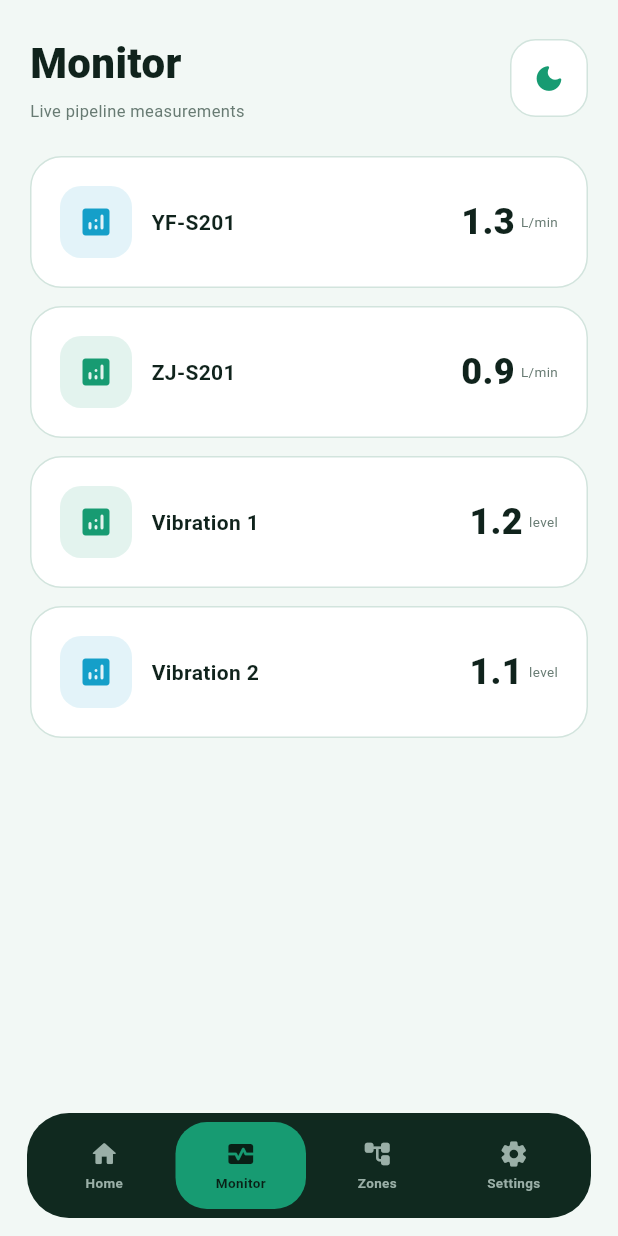
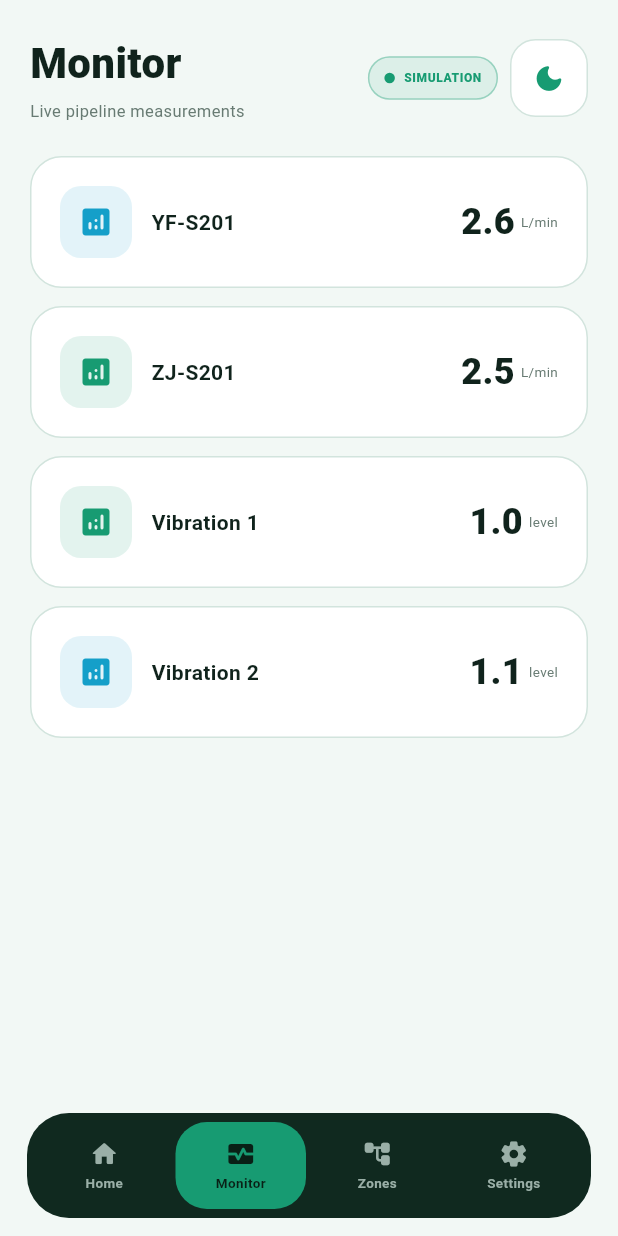
Before and after one commit to YaShAs17420/PIPE-SENSE, a Flutter app: the screen it shows after launch, item 2 of the bottom bar chosen, on a phone screen of 412 x 824 dp. Run offline on Flutter 3.47's test engine with Material 3 defaults, Android fonts, the phone set to English and light mode, and no system bars; our stand-ins replace web; missing offline and left inert: dart:js_interop, dart:ui_web; Roboto replaces fonts that are missing (Arial).

Commit message:
Prepare Flutter app for ESP32 integration

```diff
--- a/mobile_app/lib/screens/dashboard_screen.dart
+++ b/mobile_app/lib/screens/dashboard_screen.dart
@@ -26,6 +26,12 @@ class _DashboardScreenState extends State<DashboardScreen> {
 
   Timer? sensorTimer;
 
+  // --------------------------------------------------
+  // ESP32 CONNECTION STATE
+  // --------------------------------------------------
+
+  bool esp32Connected = false;
+
   SensorData sensorData = const SensorData(
     yfFlowRate: 2.6,
     zjFlowRate: 2.5,
@@ -57,12 +63,49 @@ class _DashboardScreenState extends State<DashboardScreen> {
   }
 
   Future<void> _refreshSensors() async {
+    final bool isEsp32Mode = AppModeController.isEsp32;
+
     final SensorData? data =
         await SensorService.getCurrentSensorData();
 
-    if (!mounted || data == null) {
+    if (!mounted) {
       return;
     }
+
+    // --------------------------------------------------
+    // ESP32 CONNECTION STATUS
+    // --------------------------------------------------
+
+    if (isEsp32Mode) {
+      if (data == null) {
+        setState(() {
+          esp32Connected = false;
+        });
+
+        return;
+      }
+
+      setState(() {
+        esp32Connected = true;
+      });
+    } else {
+      // Simulation does not depend on ESP32.
+      setState(() {
+        esp32Connected = false;
+      });
+    }
+
+    // --------------------------------------------------
+    // NO DATA
+    // --------------------------------------------------
+
+    if (data == null) {
+      return;
+    }
+
+    // --------------------------------------------------
+    // LEAK DETECTION
+    // --------------------------------------------------
 
     final SensorData result =
         LeakDetectionService.analyze(data);
@@ -70,6 +113,10 @@ class _DashboardScreenState extends State<DashboardScreen> {
     setState(() {
       sensorData = result;
     });
+
+    // --------------------------------------------------
+    // UPDATE THREE.JS
+    // --------------------------------------------------
 
     ThreeSceneController.updateSensorState(
       yfFlowRate: result.yfFlowRate,
@@ -84,7 +131,6 @@ class _DashboardScreenState extends State<DashboardScreen> {
       dark: isDark,
     );
   }
-
   void _toggleTheme() {
     setState(() {
       isDark = !isDark;
@@ -224,25 +270,31 @@ class _DashboardScreenState extends State<DashboardScreen> {
   }
 
   Widget _buildHeader() {
+    return LayoutBuilder(
+      builder: (context, constraints) {
+        final bool compact = constraints.maxWidth < 360;
+
         return Row(
           children: [
             Container(
-          width: 54,
-          height: 54,
+              width: compact ? 46 : 54,
+              height: compact ? 46 : 54,
               decoration: BoxDecoration(
                 color: accentColor.withValues(
                   alpha: 0.14,
                 ),
                 borderRadius:
-                BorderRadius.circular(17),
+                    BorderRadius.circular(
+                  compact ? 14 : 17,
+                ),
               ),
               child: Icon(
                 Icons.water_drop_rounded,
                 color: accentColor,
-            size: 29,
-          ),
-        ),
-        const SizedBox(width: 14),
+                size: compact ? 24 : 29,
+              ),
+            ),
+            SizedBox(width: compact ? 9 : 14),
             Expanded(
               child: Column(
                 crossAxisAlignment:
@@ -255,7 +307,7 @@ class _DashboardScreenState extends State<DashboardScreen> {
                         TextOverflow.ellipsis,
                     style: TextStyle(
                       color: primaryText,
-                  fontSize: 27,
+                      fontSize: compact ? 22 : 27,
                       fontWeight:
                           FontWeight.w800,
                       letterSpacing: -0.7,
@@ -269,21 +321,92 @@ class _DashboardScreenState extends State<DashboardScreen> {
                         TextOverflow.ellipsis,
                     style: TextStyle(
                       color: secondaryText,
-                  fontSize: 10,
+                      fontSize: 8,
                       fontWeight:
                           FontWeight.w700,
-                  letterSpacing: 1.2,
-                ),
-              ),
-            ],
-          ),
-        ),
-        const SizedBox(width: 10),
+                      letterSpacing: 1.0,
+                    ),
+                  ),
+                ],
+              ),
+            ),
+            if (!compact) ...[
+              const SizedBox(width: 8),
+              _buildConnectionBadge(),
+            ],
+            SizedBox(width: compact ? 6 : 8),
             _buildThemeButton(),
           ],
         );
-  }
-
+      },
+    );
+  }
+
+  // ============================================================
+  // CONNECTION BADGE
+  // ============================================================
+
+  Widget _buildConnectionBadge() {
+    final bool simulation =
+        AppModeController.isSimulation;
+
+    final bool connected =
+        AppModeController.isEsp32 &&
+        esp32Connected;
+
+    final Color statusColor = simulation
+        ? accentColor
+        : connected
+            ? accentColor
+            : dangerColor;
+
+    final String statusText = simulation
+        ? 'SIMULATION'
+        : connected
+            ? 'ESP32 CONNECTED'
+            : 'ESP32 OFFLINE';
+
+    return Container(
+      padding: const EdgeInsets.symmetric(
+        horizontal: 10,
+        vertical: 8,
+      ),
+      decoration: BoxDecoration(
+        color: statusColor.withValues(
+          alpha: 0.10,
+        ),
+        borderRadius: BorderRadius.circular(18),
+        border: Border.all(
+          color: statusColor.withValues(
+            alpha: 0.35,
+          ),
+        ),
+      ),
+      child: Row(
+        mainAxisSize: MainAxisSize.min,
+        children: [
+          Container(
+            width: 7,
+            height: 7,
+            decoration: BoxDecoration(
+              color: statusColor,
+              shape: BoxShape.circle,
+            ),
+          ),
+          const SizedBox(width: 6),
+          Text(
+            statusText,
+            style: TextStyle(
+              color: statusColor,
+              fontSize: 8,
+              fontWeight: FontWeight.w800,
+              letterSpacing: 0.4,
+            ),
+          ),
+        ],
+      ),
+    );
+  }
   Widget _buildThemeButton() {
     return GestureDetector(
       onTap: _toggleTheme,
@@ -737,7 +860,13 @@ class _DashboardScreenState extends State<DashboardScreen> {
             ),
           ),
           const SizedBox(height: 4),
-          Row(
+          SizedBox(
+            width: double.infinity,
+            child: FittedBox(
+              fit: BoxFit.scaleDown,
+              alignment: Alignment.centerLeft,
+              child: Row(
+                mainAxisSize: MainAxisSize.min,
                 crossAxisAlignment:
                     CrossAxisAlignment.end,
                 children: [
@@ -759,6 +888,8 @@ class _DashboardScreenState extends State<DashboardScreen> {
                     ),
                   ),
                 ],
+              ),
+            ),
           ),
         ],
       ),
@@ -1339,6 +1470,11 @@ class _DashboardScreenState extends State<DashboardScreen> {
     String title,
     String subtitle,
   ) {
+    return LayoutBuilder(
+      builder: (context, constraints) {
+        final bool compact =
+            constraints.maxWidth < 360;
+
         return Row(
           children: [
             Expanded(
@@ -1348,9 +1484,12 @@ class _DashboardScreenState extends State<DashboardScreen> {
                 children: [
                   Text(
                     title,
+                    maxLines: 1,
+                    overflow:
+                        TextOverflow.ellipsis,
                     style: TextStyle(
                       color: primaryText,
-                  fontSize: 28,
+                      fontSize: compact ? 24 : 28,
                       fontWeight:
                           FontWeight.w800,
                     ),
@@ -1358,6 +1497,9 @@ class _DashboardScreenState extends State<DashboardScreen> {
                   const SizedBox(height: 4),
                   Text(
                     subtitle,
+                    maxLines: 1,
+                    overflow:
+                        TextOverflow.ellipsis,
                     style: TextStyle(
                       color: secondaryText,
                       fontSize: 11,
@@ -1366,11 +1508,17 @@ class _DashboardScreenState extends State<DashboardScreen> {
                 ],
               ),
             ),
+            if (!compact) ...[
+              const SizedBox(width: 8),
+              _buildConnectionBadge(),
+            ],
+            const SizedBox(width: 8),
             _buildThemeButton(),
           ],
         );
-  }
-
+      },
+    );
+  }
   Widget _sectionLabel(
     String text,
   ) {
@@ -1405,6 +1553,8 @@ class _DashboardScreenState extends State<DashboardScreen> {
                 ? AppMode.simulation
                 : AppMode.esp32,
           );
+
+          esp32Connected = false;
         });
 
         _refreshSensors();
--- /dev/null
+++ b/mobile_app/lib/services/esp32_config.dart
@@ -0,0 +1,18 @@
+class Esp32Config {
+  // --------------------------------------------------
+  // CURRENTLY: Mock ESP32 server running on this PC
+  // --------------------------------------------------
+  static const String baseUrl = 'http://127.0.0.1:5000';
+
+  // --------------------------------------------------
+  // TOMORROW: Real ESP32
+  // Example:
+  //
+  // static const String baseUrl = 'http://192.168.4.1';
+  //
+  // --------------------------------------------------
+
+  static const String dataEndpoint = '/data';
+
+  static String get dataUrl => '$baseUrl$dataEndpoint';
+}
--- a/mobile_app/lib/services/esp32_service.dart
+++ b/mobile_app/lib/services/esp32_service.dart
@@ -1,25 +1,28 @@
 import 'dart:convert';
+
 import 'package:http/http.dart' as http;
 
 import '../models/sensor_data.dart';
+import 'esp32_config.dart';
 import 'leak_detection_service.dart';
 
 class Esp32Service {
-  // Mock ESP32 server address.
-  static const String esp32Url = 'http://127.0.0.1:5000/data';
-
   static Future<SensorData?> getSensorData() async {
     try {
-      // Add a timestamp so the browser does not reuse
-      // an old cached response.
-      final String url = '$esp32Url?t=${DateTime.now().millisecondsSinceEpoch}';
+      // Cache-busting timestamp prevents the browser from
+      // returning an old response.
+      final String url =
+          '${Esp32Config.dataUrl}?t=${DateTime.now().millisecondsSinceEpoch}';
 
       final response = await http
           .get(Uri.parse(url))
           .timeout(const Duration(seconds: 3));
 
-      if (response.statusCode == 200) {
-        final data = jsonDecode(response.body);
+      if (response.statusCode != 200) {
+        return null;
+      }
+
+      final dynamic data = jsonDecode(response.body);
 
       final SensorData rawData = SensorData(
         yfFlowRate: (data['yfFlowRate'] ?? 0).toDouble(),
@@ -30,11 +33,10 @@ class Esp32Service {
         leakZone: null,
       );
 
+      // Flutter remains responsible for the final
+      // leak detection and approximate zone decision.
       return LeakDetectionService.analyze(rawData);
-      }
-
-      return null;
-    } catch (e) {
+    } catch (_) {
       return null;
     }
   }
--- a/mobile_app/lib/services/sensor_service.dart
+++ b/mobile_app/lib/services/sensor_service.dart
@@ -1,70 +1,94 @@
-import 'dart:math';
-
 import '../models/sensor_data.dart';
 import 'app_mode.dart';
 import 'esp32_service.dart';
-import 'leak_detection_service.dart';
 
 class SensorService {
-  static final Random _random = Random();
+  // Each simulation state remains visible for 10 seconds.
+  // The dashboard can still refresh every 5 seconds.
+  static const int _stateDurationSeconds = 10;
 
   static SensorData getSensorData() {
-    // Randomly select a test condition.
-    //
-    // 0 = Normal
-    // 1 = Normal
-    // 2 = Zone 1 leak
-    // 3 = Zone 2 leak
-    final int testCase = _random.nextInt(4);
-
-    double yfFlowRate;
-    double zjFlowRate;
-    double vibration1;
-    double vibration2;
-
-    if (testCase == 2) {
-      // ZONE 1 LEAK
-      yfFlowRate = 2.5 + _random.nextDouble() * 0.5;
-      zjFlowRate = 0.8 + _random.nextDouble() * 0.3;
-
-      vibration1 = 3.0 + _random.nextDouble() * 2.0;
-      vibration2 = 0.5 + _random.nextDouble() * 0.8;
-    } else if (testCase == 3) {
-      // ZONE 2 LEAK
-      yfFlowRate = 2.5 + _random.nextDouble() * 0.5;
-      zjFlowRate = 0.8 + _random.nextDouble() * 0.3;
-
-      vibration1 = 0.5 + _random.nextDouble() * 0.8;
-      vibration2 = 3.0 + _random.nextDouble() * 2.0;
-    } else {
-      // NORMAL CONDITION
-      yfFlowRate = 0.9 + _random.nextDouble() * 0.5;
-      zjFlowRate = 0.9 + _random.nextDouble() * 0.4;
-
-      vibration1 = 0.5 + _random.nextDouble() * 0.8;
-      vibration2 = 0.5 + _random.nextDouble() * 0.8;
+    if (AppModeController.isEsp32) {
+      return const SensorData(
+        yfFlowRate: 0,
+        zjFlowRate: 0,
+        vibration1: 0,
+        vibration2: 0,
+        leakDetected: false,
+      );
     }
 
-    final SensorData rawData = SensorData(
-      yfFlowRate: yfFlowRate,
-      zjFlowRate: zjFlowRate,
-      vibration1: vibration1,
-      vibration2: vibration2,
-      leakDetected: false,
-      leakZone: null,
-    );
-
-    // Send the simulated sensor readings through
-    // the same detection logic that will later be
-    // used with the real ESP32.
-    return LeakDetectionService.analyze(rawData);
+    return _simulationData();
   }
 
   static Future<SensorData?> getCurrentSensorData() async {
-    if (AppModeController.isSimulation) {
-      return getSensorData();
+    if (AppModeController.isEsp32) {
+      return Esp32Service.getSensorData();
     }
 
-    return await Esp32Service.getSensorData();
+    return _simulationData();
+  }
+
+  static SensorData _simulationData() {
+    final int state =
+        (DateTime.now().millisecondsSinceEpoch ~/ 1000) ~/
+            _stateDurationSeconds %
+        4;
+
+    switch (state) {
+      // NORMAL
+      case 0:
+        return const SensorData(
+          yfFlowRate: 2.6,
+          zjFlowRate: 2.5,
+          vibration1: 1.0,
+          vibration2: 1.1,
+          leakDetected: false,
+          leakZone: null,
+        );
+
+      // ZONE 1
+      case 1:
+        return const SensorData(
+          yfFlowRate: 2.9,
+          zjFlowRate: 1.6,
+          vibration1: 4.5,
+          vibration2: 1.0,
+          leakDetected: true,
+          leakZone: 'Zone 1',
+        );
+
+      // ZONE 2
+      case 2:
+        return const SensorData(
+          yfFlowRate: 3.0,
+          zjFlowRate: 1.4,
+          vibration1: 4.3,
+          vibration2: 4.2,
+          leakDetected: true,
+          leakZone: 'Zone 2',
+        );
+
+      // ZONE 3
+      case 3:
+        return const SensorData(
+          yfFlowRate: 2.9,
+          zjFlowRate: 1.0,
+          vibration1: 1.0,
+          vibration2: 4.6,
+          leakDetected: true,
+          leakZone: 'Zone 3',
+        );
+
+      default:
+        return const SensorData(
+          yfFlowRate: 2.6,
+          zjFlowRate: 2.5,
+          vibration1: 1.0,
+          vibration2: 1.1,
+          leakDetected: false,
+          leakZone: null,
+        );
+    }
   }
 }
```
Lines whose indentation alone changed are shown as unchanged.
